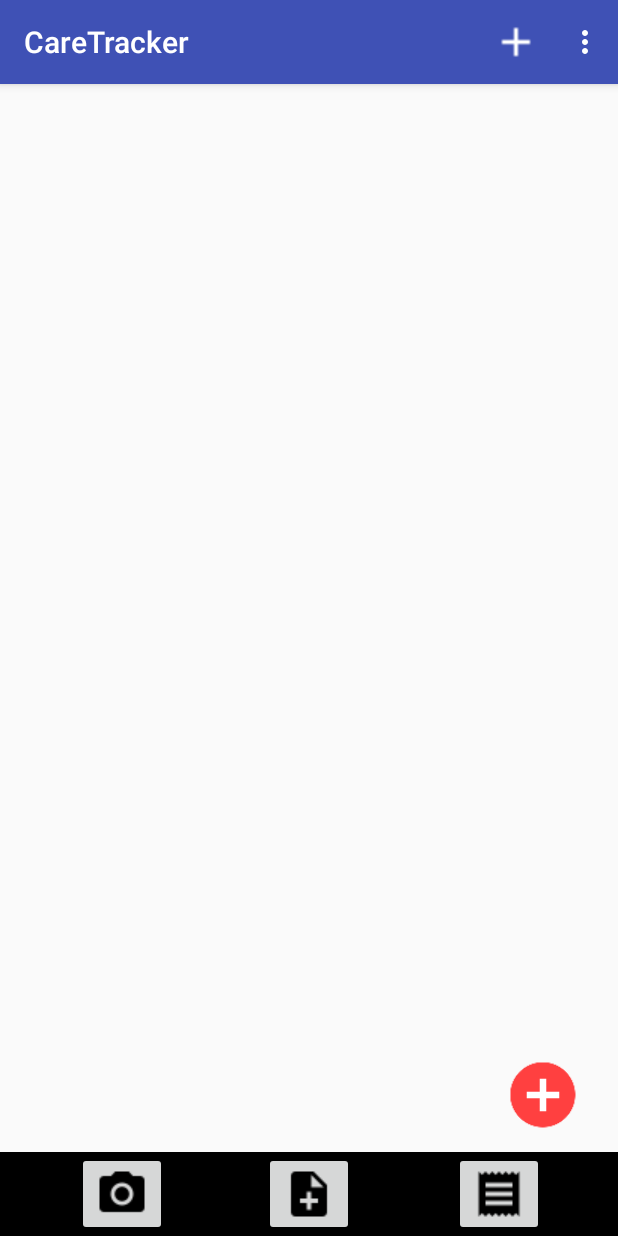
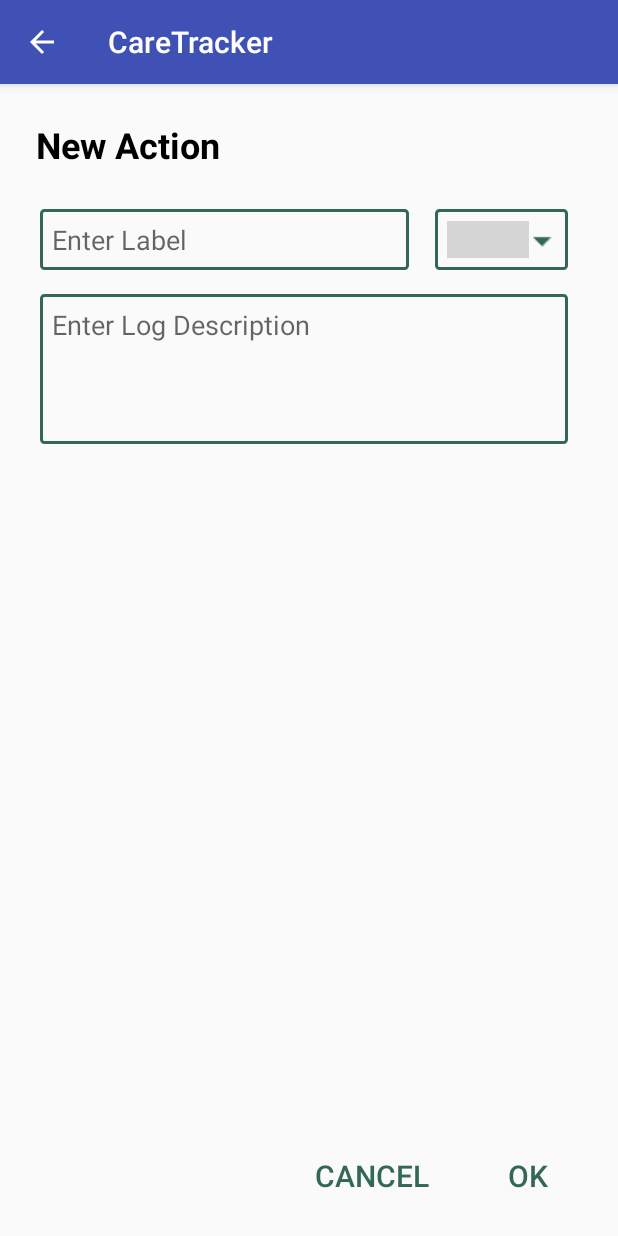
Before and after one commit to sarakv/CareTrackerApp, an Android app: the screen it shows after launch (MainActivity before the commit, AddButtonActivity after it), after a tap on "Add Activity", on a phone screen of 412 x 824 dp. Run offline under Robolectric (Android 15) with nearby library versions, the phone set to English and light mode, and no system bars; libraries missing offline, so code that uses them is left out: com.google.api.client, com.google.api.services, com.jaredrummler.android, pub.devrel.easypermissions; plain views replace ColorPanelView; 4 statements that could not run were skipped; grey boxes are pictures that could not be loaded.

Commit message:
fixed add button feature

```diff
--- a/app/build.gradle
+++ b/app/build.gradle
@@ -28,8 +28,8 @@ dependencies {
     })
     compile 'com.android.support:appcompat-v7:25.4.0'
 //    compile 'com.android.support.constraint:constraint-layout:1.0.2'
-//    compile 'com.google.code.gson:gson:2.8.0'
-//    testCompile 'junit:junit:4.12'
+    compile 'com.google.code.gson:gson:2.8.0'
+    testCompile 'junit:junit:4.12'
     compile 'com.google.android.gms:play-services-auth:11.6.0'
     compile 'pub.devrel:easypermissions:0.3.0'
     compile('com.google.api-client:google-api-client-android:1.23.0') {
--- a/app/src/main/AndroidManifest.xml
+++ b/app/src/main/AndroidManifest.xml
@@ -16,11 +16,14 @@
         <activity android:name=".MainActivity">
             <intent-filter>
                 <action android:name="android.intent.action.MAIN" />
+
                 <category android:name="android.intent.category.LAUNCHER" />
             </intent-filter>
         </activity>
         <activity android:name=".Camera2" />
-
+        <activity android:name=".AddButtonActivity"
+            android:parentActivityName=".MainActivity">
+        </activity>
     </application>
 
 </manifest>
--- a/app/src/main/res/drawable/text_border.xml
+++ b/app/src/main/res/drawable/text_border.xml
@@ -9,5 +9,5 @@
 
     <stroke
         android:width="2dip"
-        android:color="#FF336858" />
+        android:color="@color/colorGreen0" />
 </shape>
--- /dev/null
+++ b/app/src/main/res/layout/activity_add_button.xml
@@ -0,0 +1,78 @@
+<?xml version="1.0" encoding="utf-8"?>
+<RelativeLayout xmlns:android="http://schemas.android.com/apk/res/android"
+    xmlns:tools="http://schemas.android.com/tools"
+    android:layout_width="match_parent"
+    android:layout_height="match_parent"
+    android:layout_margin="16dp"
+    android:focusable="true"
+    android:clickable="true"
+    android:focusableInTouchMode="true"
+    tools:context="cs246.sara.caretrackerapp.AddButtonActivity">
+
+
+    <TextView
+        android:layout_width="wrap_content"
+        android:layout_height="wrap_content"
+        android:text="@string/title_newAction"
+        android:textSize="24sp"
+        android:textColor="@android:color/black"
+        android:textStyle="bold"
+        android:padding="8dp"
+        android:layout_alignParentStart="true"/>
+
+    <RelativeLayout
+        android:id="@+id/layout_new_button0"
+        android:layout_width="match_parent"
+        android:layout_height="match_parent"
+        android:layout_alignParentStart="true"
+        android:layout_marginTop="48sp"
+        android:layout_marginBottom="48sp">
+
+        <include layout="@layout/create_button"/>
+
+        <LinearLayout
+            android:visibility="invisible"
+            android:layout_width="match_parent"
+            android:layout_height="match_parent">
+
+            <Button
+                android:id="@+id/btn_newBtn"
+                android:visibility="invisible"
+                android:layout_width="match_parent"
+                android:layout_height="wrap_content"
+                android:layout_marginTop="12dp"/>
+        </LinearLayout>
+
+
+    </RelativeLayout>
+
+    <RelativeLayout
+        android:layout_alignParentBottom="true"
+        android:layout_width="wrap_content"
+        android:layout_height="wrap_content">
+
+        <Button
+            android:id="@+id/btn_ok"
+            android:onClick="onOkListener"
+            android:layout_width="wrap_content"
+            android:layout_height="wrap_content"
+            android:layout_alignParentEnd="true"
+            android:text="@string/btn_ok"
+            android:textSize="20sp"
+            android:textColor="@color/colorGreen0"
+            android:background="@android:color/transparent"/>
+        <Button
+            android:id="@+id/btn_cancel"
+            android:onClick="onCancelListener"
+            android:layout_width="wrap_content"
+            android:layout_height="wrap_content"
+            android:layout_toStartOf="@id/btn_ok"
+            android:layout_marginEnd="16dp"
+            android:text="@string/btn_cancel"
+            android:textSize="20sp"
+            android:textColor="@color/colorGreen0"
+            android:background="@android:color/transparent"/>
+
+    </RelativeLayout>
+
+</RelativeLayout>
--- a/app/src/main/res/layout/activity_main.xml
+++ b/app/src/main/res/layout/activity_main.xml
@@ -8,7 +8,7 @@
 
     <RelativeLayout
         android:id="@+id/layout_login"
-        android:visibility="gone"
+        android:visibility="visible"
         android:layout_width="match_parent"
         android:layout_height="match_parent">
 
@@ -16,24 +16,23 @@
             android:id="@+id/button_signIn"
             android:layout_width="wrap_content"
             android:layout_height="wrap_content"
-            android:layout_centerInParent="true"
-            android:onClick="onLoginListener"/>
+            android:layout_centerInParent="true"/>
 
     </RelativeLayout>
 
     <RelativeLayout
         android:id="@+id/layout_main"
-        android:visibility="visible"
+        android:visibility="gone"
         android:layout_width="match_parent"
         android:layout_height="match_parent">
 
         <RelativeLayout
             android:layout_width="match_parent"
             android:layout_height="match_parent"
-            android:paddingTop="16dp"
-            android:paddingStart="16dp"
-            android:paddingEnd="16dp"
-            android:paddingBottom="136dp">
+            android:layout_marginTop="16dp"
+            android:layout_marginStart="16dp"
+            android:layout_marginEnd="16dp"
+            android:layout_marginBottom="68dp">
 
             <ScrollView
                 android:layout_width="match_parent"
@@ -44,37 +43,12 @@
                     android:id="@+id/layout_buttons"
                     android:orientation="vertical"
                     android:layout_margin="16dp"
+                    android:padding="16dp"
                     android:layout_width="match_parent"
                     android:layout_height="wrap_content">
 
                 </LinearLayout>
             </ScrollView>
-
-        </RelativeLayout>
-
-        <RelativeLayout
-            android:layout_width="wrap_content"
-            android:layout_height="wrap_content"
-            android:layout_alignParentEnd="true"
-            android:layout_alignParentBottom="true"
-            android:layout_marginBottom="68dp"
-            android:layout_marginEnd="24dp">
-
-            <android.support.v7.widget.AppCompatButton
-                xmlns:app="http://schemas.android.com/apk/res-auto"
-                android:id="@+id/button_add"
-                android:onClick="onAddButtonListener"
-                android:layout_width="52dp"
-                android:layout_height="52dp"
-                android:layout_centerInParent="true"
-                android:background="@drawable/ic_add_circle_black_48dp"
-                app:backgroundTint="@color/colorAdd"/>
-
-            <ImageView
-                android:layout_width="wrap_content"
-                android:layout_height="wrap_content"
-                android:src="@drawable/add_bg"
-                android:layout_centerInParent="true"/>
 
         </RelativeLayout>
 
--- a/app/src/main/res/layout/create_button.xml
+++ b/app/src/main/res/layout/create_button.xml
@@ -6,7 +6,7 @@
     <LinearLayout
         android:layout_width="match_parent"
         xmlns:app="http://schemas.android.com/apk/res-auto"
-        android:paddingStart="25dp"
+        android:paddingStart="5dp"
         android:paddingEnd="5dp"
         android:orientation="vertical"
         android:layout_height="wrap_content">
@@ -50,13 +50,13 @@
                 <android.support.v7.widget.AppCompatEditText
                     android:id="@+id/user_label"
                     android:padding="8dp"
-                    android:layout_width="wrap_content"
+                    android:layout_width="match_parent"
                     android:layout_height="wrap_content"
                     android:hint="@string/label_hint"
                     android:digits=" ABCDEFGHIJKLMNOPQRSTUVWXYZabcdefghijklmnopqrstuvwxyz1234567890"
                     android:maxLength="35"
                     android:maxLines="1"
-                    android:textSize="14sp"
+                    android:textSize="18sp"
                     app:backgroundTint="#00000000"/>
             </LinearLayout>
 
@@ -80,17 +80,19 @@
                     android:layout_weight="1"
                     android:paddingTop="5dp"
                     android:paddingBottom="5dp"
+                    android:onClick="onColorPickListener"
                     android:layout_height="match_parent"
                     app:cpv_borderColor="#00000000"
                     app:cpv_colorShape="square"/>
                 <ImageView
                     android:id="@+id/color_dropdown"
+                    android:onClick="onColorPickListener"
                     android:layout_width="wrap_content"
                     android:layout_height="match_parent"
                     android:scaleX="1.6"
                     android:scaleY="1.6"
                     android:src="@drawable/ic_arrow_drop_down_black_18dp"
-                    android:tint="#FF336858"
+                    android:tint="@color/colorGreen0"
                     android:contentDescription="@string/color_contentdesc" />
 
             </LinearLayout>
@@ -114,7 +116,7 @@
                 android:digits=" ABCDEFGHIJKLMNOPQRSTUVWXYZabcdefghijklmnopqrstuvwxyz1234567890"
                 android:maxLength="200"
                 android:maxLines="1"
-                android:textSize="14sp" />
+                android:textSize="18sp" />
         </LinearLayout>
 
     </LinearLayout>
--- a/app/src/main/res/values/colors.xml
+++ b/app/src/main/res/values/colors.xml
@@ -4,4 +4,6 @@
     <color name="colorPrimaryDark">#303F9F</color>
     <color name="colorAccent">#FF4081</color>
     <color type="color" name="colorAdd">#FF4040</color>
+    <color type="color" name="colorGreen0">#FF336858</color>
+    <color type="color" name="defaultColor">#FFDA8031</color>
 </resources>
--- a/app/src/main/res/values/strings.xml
+++ b/app/src/main/res/values/strings.xml
@@ -11,4 +11,7 @@
     <string name="add_button">Add Activity</string>
     <string name="descrip_hint">Enter Log Description</string>
     <string name="color_contentdesc">button color</string>
+    <string name="title_newAction">New Action</string>
+    <string name="btn_ok">Ok</string>
+    <string name="btn_cancel">Cancel</string>
 </resources>
--- a/app/src/main/res/values/styles.xml
+++ b/app/src/main/res/values/styles.xml
@@ -5,7 +5,7 @@
         <!-- Customize your theme here. -->
         <item name="colorPrimary">@color/colorPrimary</item>
         <item name="colorPrimaryDark">@color/colorPrimaryDark</item>
-        <item name="colorAccent">@color/colorAccent</item>
+        <item name="colorAccent">@color/colorGreen0</item>
     </style>
 
 </resources>
```
Also changed, not shown: app/src/main/java/cs246/sara/caretrackerapp/AddButtonActivity.java (added, +135 -0 lines), app/src/main/java/cs246/sara/caretrackerapp/ButtonInfo.java (added, +30 -0 lines), app/src/main/java/cs246/sara/caretrackerapp/MainActivity.java (+74 -93 lines), app/src/main/java/cs246/sara/caretrackerapp/MyPreferences.java (added, +60 -0 lines).
